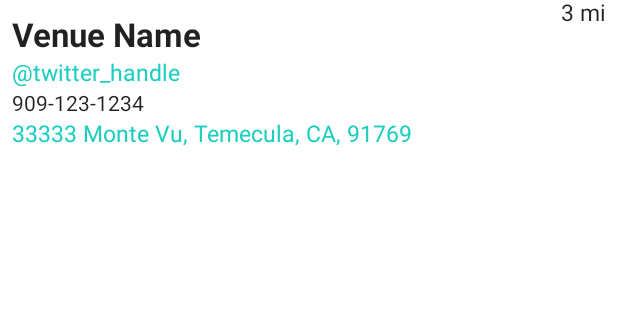
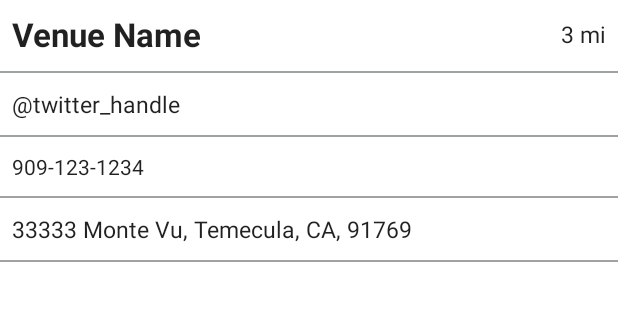
Before and after one commit to BryanHoonLee/Venyoo, an Android app: the VenueDetailFragment screen opened through its navigation route, on a phone screen of 412 x 824 dp, the part 314-635 px from its top. Run offline under Robolectric (Android 15) with nearby library versions, the phone set to English and light mode, and no system bars; our stand-ins replace Dagger/Hilt's generated code; pictures from the network do not load.

Commit message:
Added dividers to detail screen

```diff
--- a/app/src/main/res/layout/fragment_venue_detail.xml
+++ b/app/src/main/res/layout/fragment_venue_detail.xml
@@ -41,22 +41,43 @@
         android:layout_marginEnd="8dp"
         android:text="3 mi"
         android:textSize="15sp"
-        app:layout_constraintBottom_toTopOf="@+id/name_text_view"
+        app:layout_constraintBottom_toBottomOf="@+id/name_text_view"
         app:layout_constraintEnd_toEndOf="parent"
         app:layout_constraintTop_toTopOf="@+id/name_text_view" />
 
+    <View
+        android:id="@+id/name_divider"
+        android:layout_width="match_parent"
+        android:layout_height="1dp"
+        android:background="@color/line_divider"
+        android:layout_marginTop="10dp"
+        app:layout_constraintStart_toStartOf="parent"
+        app:layout_constraintEnd_toEndOf="parent"
+        app:layout_constraintTop_toBottomOf="@id/name_text_view"/>
+
     <com.google.android.material.textview.MaterialTextView
         android:id="@+id/twitter_text_view"
+        style="@style/Theme.Venyoo"
         android:layout_width="0dp"
         android:layout_height="wrap_content"
         android:text="\@twitter_handle"
-        android:textColor="@color/hyper_link"
         android:textSize="15sp"
         android:clickable="true"
+        android:layout_marginTop="10dp"
         android:foreground="?android:attr/selectableItemBackgroundBorderless"
         app:layout_constraintEnd_toEndOf="@+id/distance_text_view"
         app:layout_constraintStart_toStartOf="@+id/name_text_view"
-        app:layout_constraintTop_toBottomOf="@+id/name_text_view" />
+        app:layout_constraintTop_toBottomOf="@+id/name_divider" />
+
+    <View
+        android:id="@+id/twitter_divider"
+        android:layout_width="match_parent"
+        android:layout_height="1dp"
+        android:background="@color/line_divider"
+        android:layout_marginTop="10dp"
+        app:layout_constraintStart_toStartOf="parent"
+        app:layout_constraintEnd_toEndOf="parent"
+        app:layout_constraintTop_toBottomOf="@id/twitter_text_view"/>
 
     <com.google.android.material.textview.MaterialTextView
         android:id="@+id/phone_number_text_view"
@@ -64,29 +85,52 @@
         android:layout_width="0dp"
         android:layout_height="wrap_content"
         android:text="909-123-1234"
+        android:layout_marginTop="10dp"
         app:layout_constraintEnd_toEndOf="@+id/distance_text_view"
         app:layout_constraintStart_toStartOf="@+id/name_text_view"
-        app:layout_constraintTop_toBottomOf="@+id/twitter_text_view" />
+        app:layout_constraintTop_toBottomOf="@+id/twitter_divider" />
 
-    <androidx.constraintlayout.widget.Barrier
-        android:id="@+id/barrier1"
-        android:layout_width="wrap_content"
-        android:layout_height="wrap_content"
-        app:barrierDirection="bottom"
-        app:constraint_referenced_ids="twitter_text_view,phone_number_text_view"/>
+    <View
+        android:id="@+id/phone_number_divider"
+        android:layout_width="match_parent"
+        android:layout_height="1dp"
+        android:background="@color/line_divider"
+        android:layout_marginTop="10dp"
+        app:layout_constraintStart_toStartOf="parent"
+        app:layout_constraintEnd_toEndOf="parent"
+        app:layout_constraintTop_toBottomOf="@id/phone_number_text_view"/>
+
+<!--    <androidx.constraintlayout.widget.Barrier-->
+<!--        android:id="@+id/barrier1"-->
+<!--        android:layout_width="wrap_content"-->
+<!--        android:layout_height="wrap_content"-->
+<!--        app:barrierDirection="bottom"-->
+<!--        app:constraint_referenced_ids="twitter_text_view,phone_number_text_view"/>-->
 
     <com.google.android.material.textview.MaterialTextView
         android:id="@+id/address_text_view"
+        style="@style/Theme.Venyoo"
         android:layout_width="0dp"
         android:layout_height="wrap_content"
         android:ellipsize="end"
         android:text="33333 Monte Vu, Temecula, CA, 91769"
-        android:textColor="@color/hyper_link"
         android:textSize="15sp"
         android:clickable="true"
+        android:layout_marginTop="10dp"
         android:foreground="?android:attr/selectableItemBackgroundBorderless"
         app:layout_constraintEnd_toEndOf="@+id/distance_text_view"
         app:layout_constraintStart_toStartOf="@+id/name_text_view"
-        app:layout_constraintTop_toBottomOf="@+id/barrier1" />
+        app:layout_constraintTop_toBottomOf="@id/phone_number_divider"/>
+<!--        app:layout_constraintTop_toBottomOf="@+id/barrier1" />-->
+
+    <View
+        android:id="@+id/address_divider"
+        android:layout_width="match_parent"
+        android:layout_height="1dp"
+        android:background="@color/line_divider"
+        android:layout_marginTop="10dp"
+        app:layout_constraintStart_toStartOf="parent"
+        app:layout_constraintEnd_toEndOf="parent"
+        app:layout_constraintTop_toBottomOf="@id/address_text_view"/>
 
 </androidx.constraintlayout.widget.ConstraintLayout>
--- a/app/src/main/res/values/colors.xml
+++ b/app/src/main/res/values/colors.xml
@@ -8,4 +8,5 @@
     <color name="black">#FF000000</color>
     <color name="white">#FFFFFFFF</color>
     <color name="hyper_link">#1ccebe</color>
+    <color name="line_divider">#9DA3A3</color>
 </resources>
```
Also changed, not shown: app/src/main/res/drawable-v24/twitter.png (added).
